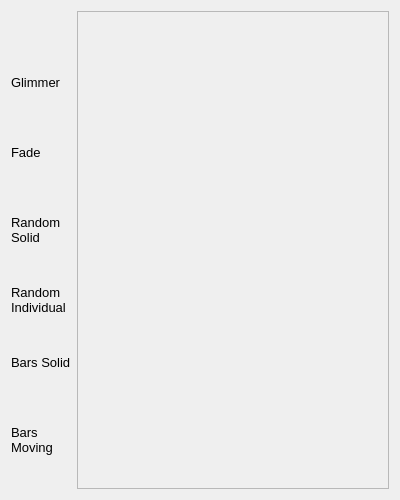
Qt form GUI/LightingGUI/presetcolorspage.ui (timsee/ArduCor) before a commit.
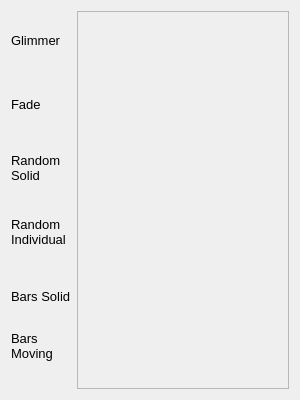
The same form after that commit.

Patch:
```diff
--- a/GUI/LightingGUI/presetcolorspage.ui
+++ b/GUI/LightingGUI/presetcolorspage.ui
@@ -6,12 +6,12 @@
    <rect>
     <x>0</x>
     <y>0</y>
-    <width>400</width>
-    <height>500</height>
+    <width>300</width>
+    <height>400</height>
    </rect>
   </property>
   <property name="sizePolicy">
-   <sizepolicy hsizetype="Preferred" vsizetype="Minimum">
+   <sizepolicy hsizetype="Minimum" vsizetype="Minimum">
     <horstretch>0</horstretch>
     <verstretch>0</verstretch>
    </sizepolicy>
@@ -22,22 +22,6 @@
   <layout class="QGridLayout" name="gridLayout">
    <item row="0" column="0">
     <layout class="QVBoxLayout" name="verticalLayout">
-     <item>
-      <spacer name="verticalSpacer">
-       <property name="orientation">
-        <enum>Qt::Vertical</enum>
-       </property>
-       <property name="sizeType">
-        <enum>QSizePolicy::Expanding</enum>
-       </property>
-       <property name="sizeHint" stdset="0">
-        <size>
-         <width>20</width>
-         <height>40</height>
-        </size>
-       </property>
-      </spacer>
-     </item>
      <item>
       <widget class="QLabel" name="label">
        <property name="sizePolicy">
@@ -54,9 +38,6 @@
        <property name="text">
         <string>Glimmer</string>
        </property>
-       <property name="alignment">
-        <set>Qt::AlignLeading|Qt::AlignLeft|Qt::AlignTop</set>
-       </property>
       </widget>
      </item>
      <item>
@@ -75,9 +56,6 @@
        <property name="text">
         <string>Fade</string>
        </property>
-       <property name="alignment">
-        <set>Qt::AlignLeading|Qt::AlignLeft|Qt::AlignTop</set>
-       </property>
       </widget>
      </item>
      <item>
@@ -99,9 +77,6 @@
        <property name="textFormat">
         <enum>Qt::RichText</enum>
        </property>
-       <property name="alignment">
-        <set>Qt::AlignLeading|Qt::AlignLeft|Qt::AlignTop</set>
-       </property>
       </widget>
      </item>
      <item>
@@ -123,9 +98,6 @@
        <property name="textFormat">
         <enum>Qt::RichText</enum>
        </property>
-       <property name="alignment">
-        <set>Qt::AlignLeading|Qt::AlignLeft|Qt::AlignTop</set>
-       </property>
       </widget>
      </item>
      <item>
@@ -144,9 +116,6 @@
        <property name="text">
         <string>Bars Solid</string>
        </property>
-       <property name="alignment">
-        <set>Qt::AlignLeading|Qt::AlignLeft|Qt::AlignTop</set>
-       </property>
       </widget>
      </item>
      <item>
@@ -221,8 +190,8 @@
        <rect>
         <x>0</x>
         <y>0</y>
-        <width>315</width>
-        <height>480</height>
+        <width>215</width>
+        <height>380</height>
        </rect>
       </property>
       <property name="sizePolicy">
```
